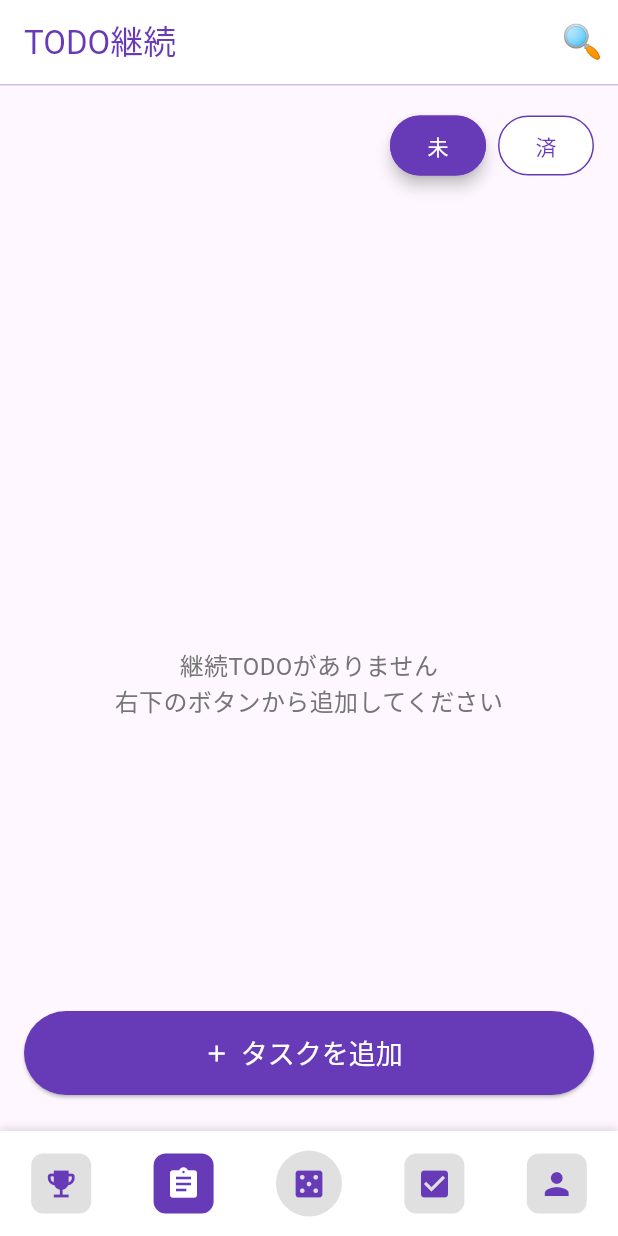
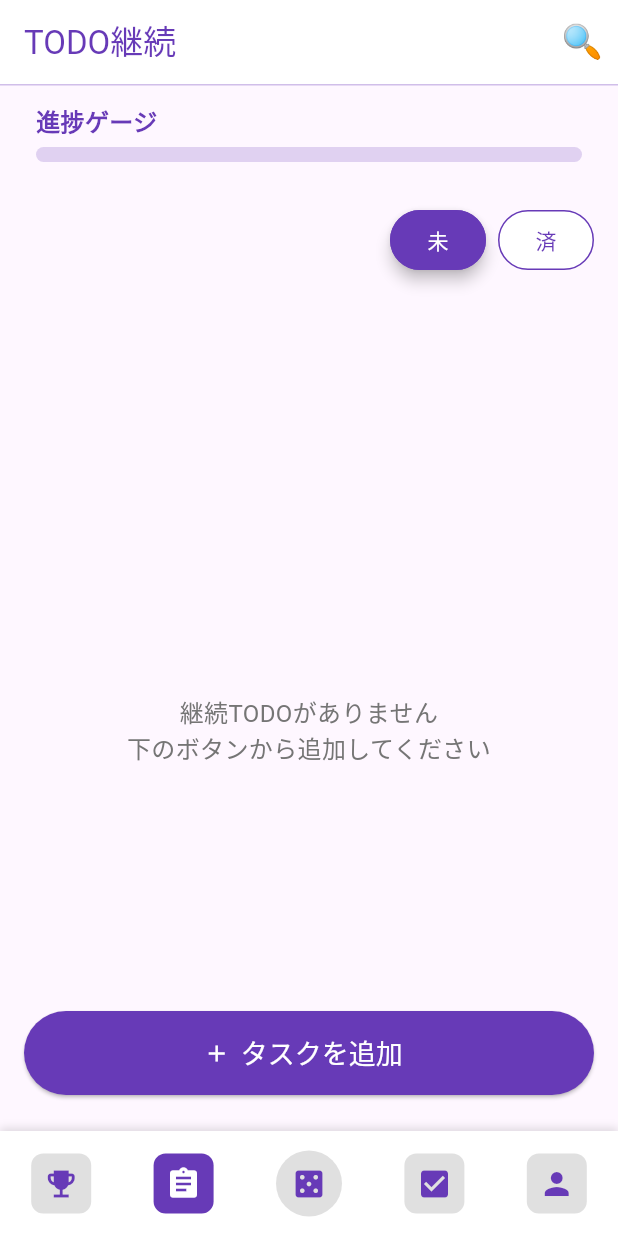
Before and after one commit to nicest414/todolist, a Flutter app: the screen it shows after launch, on a phone screen of 412 x 824 dp. Run offline on Flutter 3.47's test engine with Material 3 defaults, Android fonts, the phone set to English and light mode, and no system bars; our stand-ins replace device_preview, flutter_riverpod.

Commit message:
進捗ゲージ追加

```diff
--- a/lib/screens/continuous_todo_tab.dart
+++ b/lib/screens/continuous_todo_tab.dart
@@ -19,7 +19,7 @@ class ContinuousTodoTab extends ConsumerWidget {
               ? Center(
                   child: Text(
                     view == TodoView.undone
-                        ? '継続TODOがありません\n右下のボタンから追加してください'
+                        ? '継続TODOがありません\n下のボタンから追加してください'
                         : '完了した継続TODOがありません',
                     textAlign: TextAlign.center,
                     style: TextStyle(
--- a/lib/screens/home_screen.dart
+++ b/lib/screens/home_screen.dart
@@ -87,6 +87,37 @@ class _TodoListPageState extends ConsumerState<TodoListPage> {
             height: 1,
             color: Colors.deepPurple.withOpacity(0.3),
           ),
+          // 進捗ゲージ（画面幅いっぱい）
+          if (selectedTabIndex == 1 || selectedTabIndex == 3) ...[
+            const SizedBox(height: 12),
+            Padding(
+              padding: const EdgeInsets.symmetric(horizontal: 24.0),
+              child: Column(
+                crossAxisAlignment: CrossAxisAlignment.start,
+                children: [
+                  const Text(
+                    '進捗ゲージ',
+                    style: TextStyle(
+                      fontSize: 16,
+                      fontWeight: FontWeight.bold,
+                      color: Colors.deepPurple,
+                    ),
+                  ),
+                  const SizedBox(height: 6),
+                  // 仮のゲージ
+                  Container(
+                    width: double.infinity,
+                    height: 10,
+                    decoration: BoxDecoration(
+                      color: Colors.deepPurple.withOpacity(0.2),
+                      borderRadius: BorderRadius.circular(5),
+                    ),
+                  ),
+                  const SizedBox(height: 12),
+                ],
+              ),
+            ),
+          ],
           Expanded(
             child: Stack(
               children: [
@@ -121,6 +152,10 @@ class _TodoListPageState extends ConsumerState<TodoListPage> {
                     right: 16,
                     top: 16,
                     child: Row(
+                      crossAxisAlignment: CrossAxisAlignment.end,
+                      children: [
+                        // 未/済ボタンRow（既存のRowをそのまま）
+                        Row(
                           children: [
                             ElevatedButton(
                               style: ElevatedButton.styleFrom(
@@ -168,6 +203,8 @@ class _TodoListPageState extends ConsumerState<TodoListPage> {
                                     TodoView.done;
                               },
                               child: const Text('済'),
+                            ),
+                          ],
                         ),
                       ],
                     ),
```
Also changed, not shown: flutter_01.png (added), pubspec.lock. Lines whose indentation alone changed are shown as unchanged.
